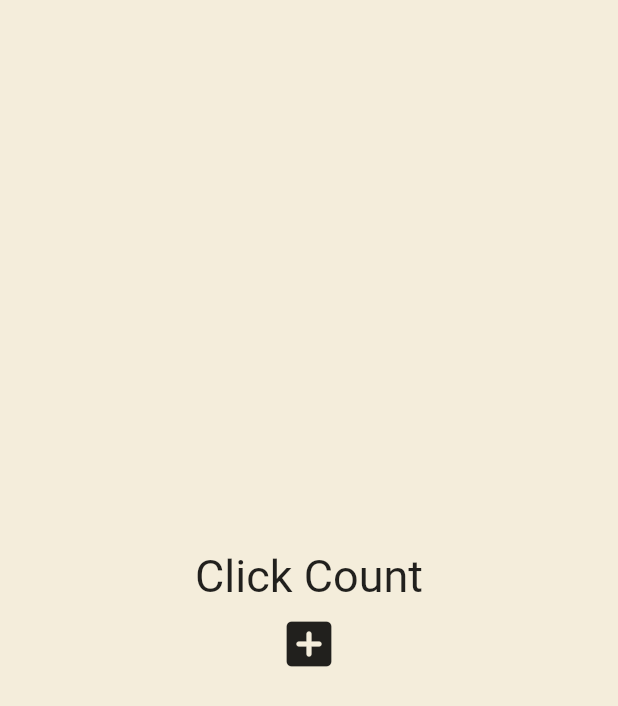
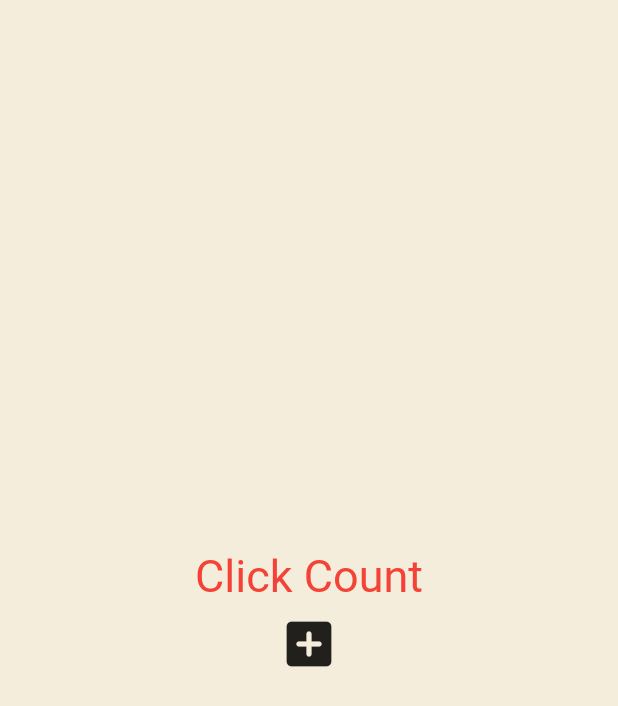
Before and after one commit to HyeonWooGa/flutter__stateful_widget__ui_practice, a Flutter app: the screen it shows after launch, on a phone screen of 412 x 824 dp. Shown: the top 706 px of the screen. Run offline on Flutter 3.47's test engine with Material 2 defaults, Android fonts, the light colour scheme and no system bars.

Commit message:
✨  BuildContext

```diff
--- a/lib/main.dart
+++ b/lib/main.dart
@@ -25,16 +25,20 @@ class _MyAppState extends State<MyApp> {
   @override
   Widget build(BuildContext context) {
     return MaterialApp(
+      theme: ThemeData(
+        textTheme: const TextTheme(
+          titleLarge: TextStyle(
+            color: Colors.red,
+          ),
+        ),
+      ),
       home: Scaffold(
         backgroundColor: const Color(0xFFF4EDDB),
         body: Center(
           child: Column(
             mainAxisAlignment: MainAxisAlignment.center,
             children: [
-              const Text(
-                'Click Count',
-                style: TextStyle(fontSize: 30),
-              ),
+              const _MyLargeTitle(),
               for (var el in numbers) Text('$el'),
               IconButton(
                 onPressed: onClicked,
@@ -50,3 +54,21 @@ class _MyAppState extends State<MyApp> {
     );
   }
 }
+
+class _MyLargeTitle extends StatelessWidget {
+  const _MyLargeTitle();
+
+  @override
+  Widget build(BuildContext context) {
+    return Text(
+      'Click Count',
+      style: TextStyle(
+        fontSize: 30,
+        color: Theme.of(context)
+            .textTheme
+            .titleLarge!
+            .color, // titleLarge 는 항상 있다는 뜻 (!), titleLarge 는 있을 수도 없을 수도 있다는 뜻 (?)
+      ),
+    );
+  }
+}
```
